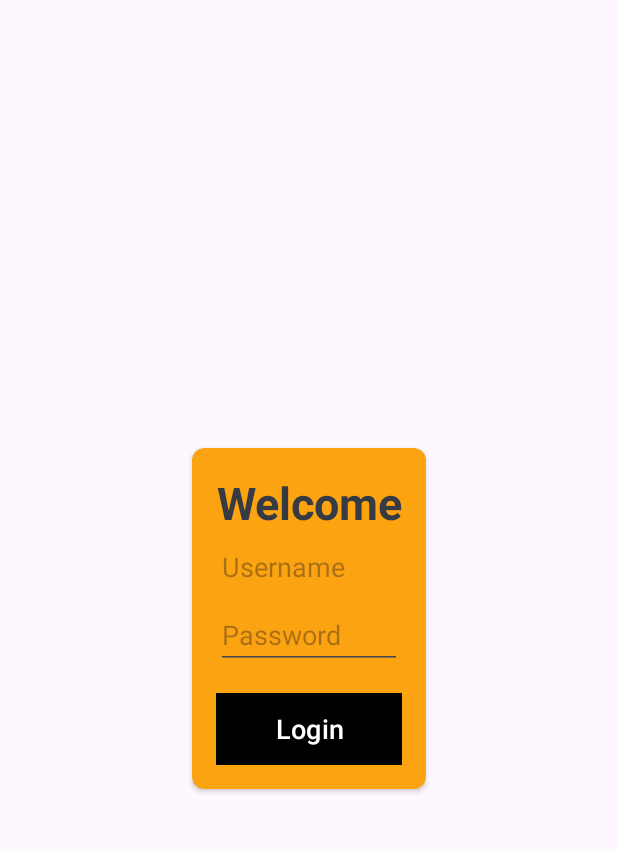
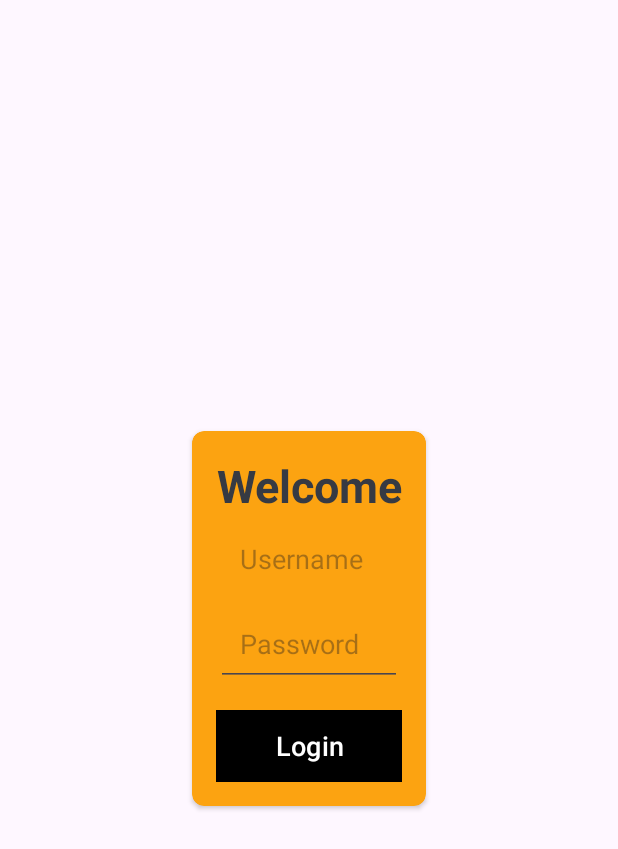
Before and after one commit to garnda/TestApp2, an Android app: the screen it shows after launch (MainActivity), on a phone screen of 412 x 824 dp. Shown: the top 849 px of the screen. Run offline under Robolectric (Android 15) with nearby library versions, the light colour scheme and no system bars; our stand-ins replace Dagger/Hilt's generated code.

Commit message:
add recycler layout and add navigation home

```diff
--- a/app/build.gradle
+++ b/app/build.gradle
@@ -46,7 +46,7 @@ android {
 dependencies {
     implementation 'androidx.core:core-ktx:1.8.0'
     implementation 'androidx.appcompat:appcompat:1.6.1'
-    implementation 'com.google.android.material:material:1.5.0'
+    implementation 'com.google.android.material:material:1.9.0'
     implementation 'androidx.constraintlayout:constraintlayout:2.1.4'
     implementation 'com.google.android.datatransport:transport-runtime:3.1.2'
     testImplementation 'junit:junit:4.13.2'
--- a/app/src/main/java/eu/tutorials/testapp/ui/login/MainViewModel.kt
+++ b/app/src/main/java/eu/tutorials/testapp/ui/login/MainViewModel.kt
@@ -8,7 +8,7 @@ import javax.inject.Inject
 
 abstract class MainViewModel : ViewModel() {
 
-    abstract val onLoginSuccess: MutableLiveData<Unit>
+    abstract val onLoginSuccess: MutableLiveData<Unit?>
 
     abstract val onLoginFailure: MutableLiveData<Unit>
 
@@ -22,7 +22,7 @@ class MainViewModelImpl  @Inject constructor(
     private val _onLoginSuccess = MutableLiveData(Unit)
     private val _onLoginFailure = MutableLiveData(Unit)
 
-    override val onLoginSuccess: MutableLiveData<Unit>
+    override val onLoginSuccess: MutableLiveData<Unit?>
         get() = _onLoginSuccess
     override val onLoginFailure: MutableLiveData<Unit>
         get() = _onLoginFailure
--- a/app/src/main/res/layout/activity_main.xml
+++ b/app/src/main/res/layout/activity_main.xml
@@ -41,6 +41,8 @@
                 android:id="@+id/etInputUsername"
                 android:layout_width="match_parent"
                 android:layout_height="wrap_content"
+                android:textSize="18sp"
+                android:padding="16dp"
                 android:hint="Username" />
 
             <EditText
@@ -48,6 +50,8 @@
                 android:layout_width="match_parent"
                 android:layout_height="wrap_content"
                 android:inputType="textPassword"
+                android:textSize="18sp"
+                android:padding="16dp"
                 android:hint="Password" />
 
             <Button
--- a/app/src/main/res/values/colors.xml
+++ b/app/src/main/res/values/colors.xml
@@ -3,9 +3,9 @@
     <color name="black">#FF000000</color>
     <color name="white">#FFFFFFFF</color>
     <color name="yellow">#FFFCA311</color>
-    <color name="lightgray">#FFE5E5E5</color>
+    <color name="lightGray">#FFE5E5E5</color>
     <color name="navy">#14213D</color>
-    <color name="bluegray">#FF4F5D75</color>
+    <color name="blueGray">#FF4F5D75</color>
     <color name="gray">#FFBFC0C0</color>
 
     <color name="colorPrimary">#FF4F5D75</color>
```
Also changed, not shown: app/src/main/AndroidManifest.xml (+6 -2 lines), app/src/main/java/eu/tutorials/testapp/HomeActivity.kt (added, +11 -0 lines), app/src/main/java/eu/tutorials/testapp/ui/login/MainActivity.kt (+10 -0 lines), app/src/main/res/layout/activity_home.xml (added, +17 -0 lines), app/src/main/res/layout/recycle_cards.xml (added, +18 -0 lines).
